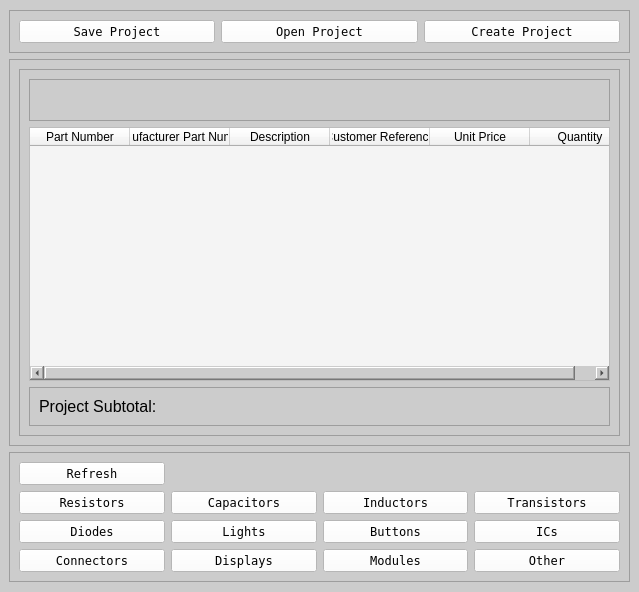
Above: Program_Files/project_window.ui from Thomas1B/Electronics-Inventory-Program before the change. Below: the same form after it.
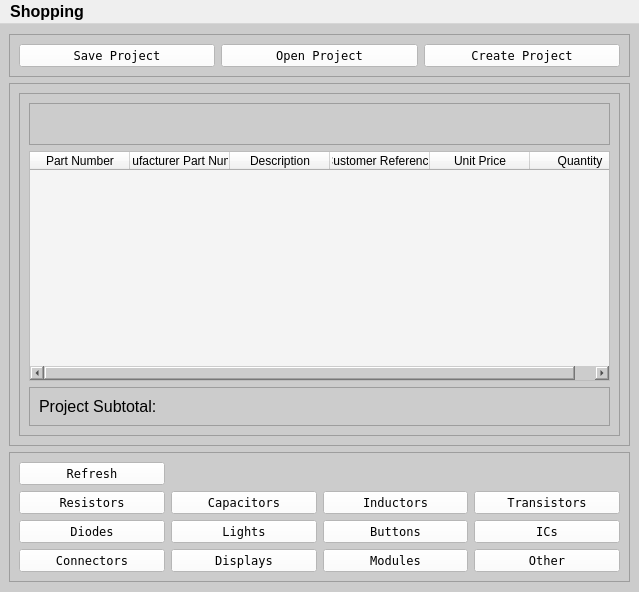
That is the form after the change. Icons and pictures are not drawn.

Commit message: added website links to online stores

```diff
--- a/Program_Files/project_window.ui
+++ b/Program_Files/project_window.ui
@@ -508,9 +508,31 @@
      <x>0</x>
      <y>0</y>
      <width>639</width>
-     <height>21</height>
+     <height>25</height>
     </rect>
    </property>
+   <property name="font">
+    <font>
+     <family>Arial</family>
+     <pointsize>12</pointsize>
+     <weight>75</weight>
+     <bold>true</bold>
+    </font>
+   </property>
+   <widget class="QMenu" name="menuShopping">
+    <property name="font">
+     <font>
+      <family>Terminal</family>
+     </font>
+    </property>
+    <property name="title">
+     <string>Shopping</string>
+    </property>
+    <addaction name="actionDigikey"/>
+    <addaction name="actionAdafruit"/>
+    <addaction name="actionBC_Robotics"/>
+   </widget>
+   <addaction name="menuShopping"/>
   </widget>
  </widget>
  <resources/>
```
Left out of the diff: 31 changed lines with no effect on the pictures. The commit also changes 1 other file.
